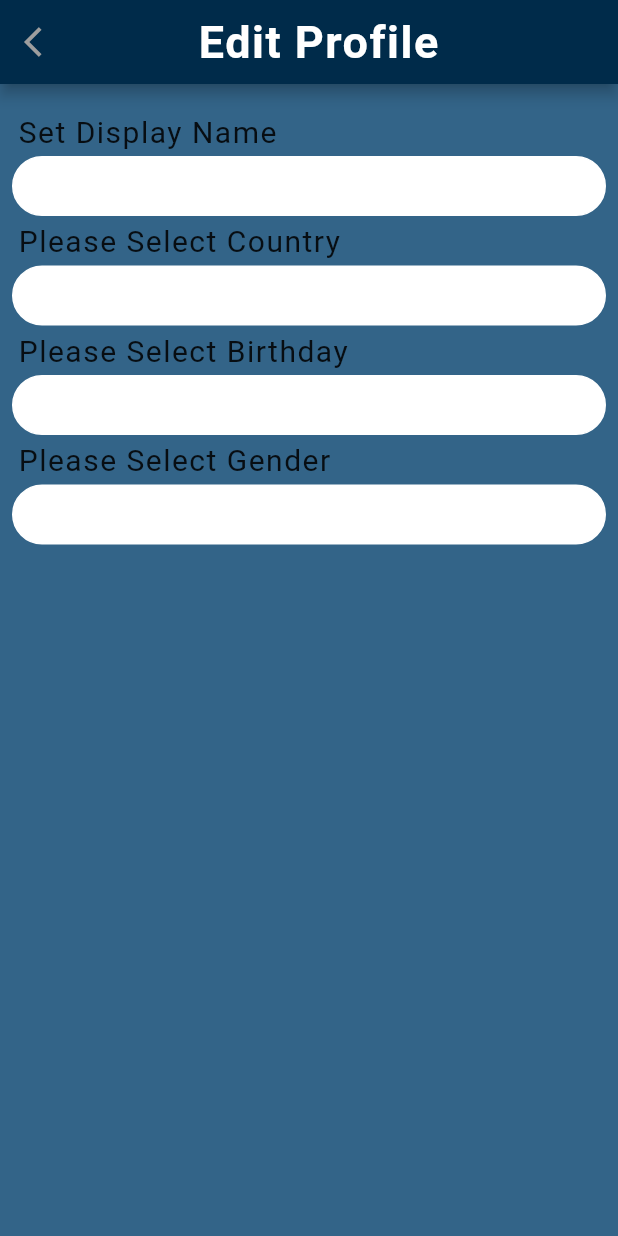
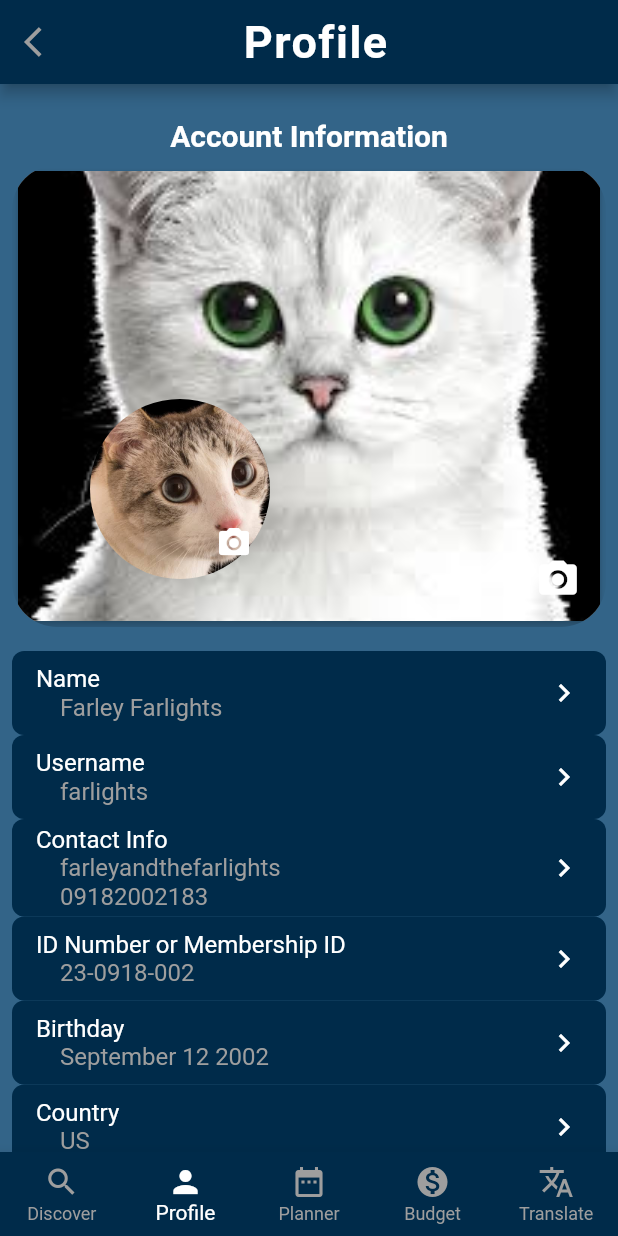
Before and after one commit to imbagalaxy1/ProfilePage, a Flutter app: the screen it shows after launch, after a tap on "Account Information", on a phone screen of 412 x 824 dp. Run offline on Flutter 3.47's test engine with Material 2 defaults, Android fonts, the phone set to English and light mode, and no system bars; our stand-ins replace font_awesome_flutter.

```diff
--- /dev/null
+++ b/lib/screens/accountinformation_screen.dart
@@ -0,0 +1,279 @@
+import 'package:flutter/material.dart';
+import 'package:profile_page/components/zoom_image_screen.dart';
+import 'package:profile_page/components/bottom_navigationbar.dart';
+import 'package:font_awesome_flutter/font_awesome_flutter.dart';
+import 'package:profile_page/components/Profile_appbar.dart';
+import 'package:profile_page/screens/edit_profile_screen.dart';
+class AccountInformationScreen extends StatefulWidget {
+  @override
+  _AccountInformationScreenState createState() =>
+      _AccountInformationScreenState();
+
+}
+
+class _AccountInformationScreenState extends State<AccountInformationScreen> {
+  bool _isCoverPhotoEditable = false;
+  bool _isProfilePictureEditable = false;
+  int _selectedIndex = 0;
+  final List<IconData> _icons = [
+    FontAwesomeIcons.idBadge,
+    FontAwesomeIcons.userGroup,
+    Icons.discount,
+  ];
+
+  @override
+  Widget build(BuildContext context) {
+    return MaterialApp(
+      home: Scaffold(
+        backgroundColor: Theme
+            .of(context)
+            .scaffoldBackgroundColor,
+        appBar: const ProfileAppBar(),
+        body: Column(
+
+          children: [
+            Text(
+              "\nAccount Information",
+              style: TextStyle(
+                fontSize: 20.0,
+                fontWeight: FontWeight.bold,
+                color: Colors.white,
+              ),
+            ),
+            Stack(
+              children: [
+                Padding(
+                  padding: const EdgeInsets.all(8.0),
+                  child: ClipRRect(
+                    borderRadius: BorderRadius.circular(30.0),
+                    child: Card(
+                      elevation: 3,
+                      color: Colors.transparent,
+                      child: GestureDetector(
+                        onTap: () {
+                          Navigator.push(
+                              context,
+                              MaterialPageRoute(
+                                builder: (context) =>
+                                    ZoomedImageScreen(
+                                      imageAsset: "assets/images/cat_image.jpeg",
+                                      heroTag: "cover_image",),
+                              ));
+                        },
+                        child: Hero(
+                          tag: 'cover_image',
+                          child: Container(
+
+                            height: 300,
+                            width: double.infinity,
+                            color: Colors.grey,
+                            child: Center(
+                              child: Image.asset(
+                                "assets/images/cat_image.jpeg",
+                                height: 300.0,
+                                width: double.infinity,
+                                fit: BoxFit.cover,
+                              ),
+                            ),
+                          ),
+
+                        ),
+                      ),
+                    ),
+                  ),
+                ),
+                Positioned(
+                  bottom: 40.0,
+                  left: 60.0,
+
+                  child: GestureDetector(
+                    onTap: () {
+                      Navigator.push(
+                          context,
+                          MaterialPageRoute(
+                            builder: (context) =>
+                                ZoomedImageScreen(
+                                    imageAsset: "assets/images/cat_profile.jpeg",
+                                    heroTag: "profile_image")
+                            ,
+                          ),);
+
+                    },
+
+                    child: SizedBox(
+                      child: Hero(
+
+                        tag: "profile_image",
+                        child: Stack(
+                            children: [
+                        ClipRRect(
+                        borderRadius: BorderRadius.circular(150.0),
+                        child: Image.asset(
+                          "assets/images/cat_profile.jpeg",
+                          height: 120.0,
+                          width: 120.0,
+                          fit: BoxFit.cover,
+                        ),
+                      ),
+                              Positioned(
+                                bottom: 0.0,
+                                right: 0.0,
+                                child: IconButton(
+                                  icon: Icon(
+                                    Icons.camera_alt,
+                                    color: Colors.white,
+                                    size: 24.0,
+                                  ),
+                                  onPressed: () {
+                                    // Add your camera icon functionality here
+                                  },
+                                ),
+                              ),
+                            ],
+                        ),
+                      ),
+                      ),
+                    ),
+                  ),
+
+                Positioned(
+                  bottom: 16.0,
+                  right: 16.0,
+                  child: IconButton(
+                    icon: Icon(
+                      Icons.camera_alt,
+                      color: Colors.white,
+                      size: 30.0,
+                    ),
+                    onPressed: () {
+                      // Add your camera icon functionality here
+                    },
+                  ),
+                ),
+              ],
+            ),
+            Padding(
+              padding: const EdgeInsets.all(8.0),
+              child: Column(
+                crossAxisAlignment: CrossAxisAlignment.stretch,
+                children: [
+
+                  CustomListTile(
+                    title: 'Name',
+                    fieldValue: 'Farley Farlights', // Replace with your actual database record
+                    onTap: () {
+                      Navigator.push(
+                        context,
+                        MaterialPageRoute(builder: (context) => EditProfileScreen()),
+                      );
+                    },
+                  ),
+                  CustomListTile(
+                    title: 'Username',
+                    fieldValue: 'farlights', // Replace with your actual database record
+                    onTap: () {
+                      Navigator.push(
+                        context,
+                        MaterialPageRoute(builder: (context) => EditProfileScreen()),
+                      );
+                    },
+                  ),
+                  CustomListTile(
+                    title: 'Contact Info',
+                    fieldValue: 'farleyandthefarlights\n09182002183', // Replace with your actual database record
+                    onTap: () {
+                      Navigator.push(
+                        context,
+                        MaterialPageRoute(builder: (context) => EditProfileScreen()),
+                      );
+                    },
+                  ),
+                  CustomListTile(
+                    title: 'ID Number or Membership ID',
+                    fieldValue: '23-0918-002', // Replace with your actual database record
+                    onTap: () {
+                      Navigator.push(
+                        context,
+                        MaterialPageRoute(builder: (context) => EditProfileScreen()),
+                      );
+                    },
+                  ),
+                  CustomListTile(
+                    title: 'Birthday',
+                    fieldValue: 'September 12 2002', // Replace with your actual database record
+                    onTap: () {
+                      Navigator.push(
+                        context,
+                        MaterialPageRoute(builder: (context) => EditProfileScreen()),
+                      );
+                    },
+                  ),
+                  CustomListTile(
+                    title: 'Country',
+                    fieldValue: 'US', // Replace with your actual database record
+                    onTap: () {
+                      Navigator.push(
+                        context,
+                        MaterialPageRoute(builder: (context) => EditProfileScreen()),
+                      );
+                    },
+                  ),
+                ],
+              ),
+            ),
+          ],
+        ),
+
+
+        bottomNavigationBar: TravelinkBottomNavigationBar(
+            currentIndex: _selectedIndex = 1),
+      ),
+    );
+  }
+}
+
+class CustomListTile extends StatelessWidget {
+  final String title;
+  final String fieldValue; // Add this field for the database record
+  final VoidCallback onTap;
+
+  const CustomListTile({
+    required this.title,
+    required this.fieldValue,
+    required this.onTap,
+  });
+
+  @override
+  Widget build(BuildContext context) {
+    return Container(
+      decoration: BoxDecoration(
+        color: const Color(0xFF002b4a),
+        borderRadius: BorderRadius.circular(8.0),
+      ),
+      child: ListTile(
+        title: Column(
+          crossAxisAlignment: CrossAxisAlignment.start,
+          children: [
+            Text(
+              title,
+              style: TextStyle(
+                color: Colors.white,
+              ),
+            ),
+            Padding(
+              padding: const EdgeInsets.only(left: 16.0), // Add left padding
+              child: Text(
+                fieldValue,
+                style: TextStyle(
+                  color: Colors.grey, // Set the font color to gray
+                ),
+              ),
+            ),
+          ],
+        ),
+        trailing: Icon(Icons.chevron_right, color: Colors.white),
+        onTap: onTap,
+      ),
+    );
+  }
+}
--- a/lib/screens/profilepage_screen.dart
+++ b/lib/screens/profilepage_screen.dart
@@ -6,6 +6,9 @@ import 'package:profile_page/screens/health_records_screen.dart';
 import 'package:profile_page/screens/language_screen.dart';
 import 'package:profile_page/screens/sample_screen.dart';
 import 'package:profile_page/components/zoom_image_screen.dart';
+import 'package:profile_page/screens/passwordsecurity_screen.dart';
+import 'package:profile_page/screens/travelhistory_screen.dart';
+import 'package:profile_page/screens/accountinformation_screen.dart';
 
 class ProfilepageScreen extends StatefulWidget {
   const ProfilepageScreen({super.key});
@@ -350,13 +353,13 @@ void _handleItemClick(BuildContext context, String title) {
     case "Account Information":
       Navigator.push(
         context,
-        MaterialPageRoute(builder: (context) => EditProfileScreen()),
+        MaterialPageRoute(builder: (context) => AccountInformationScreen()),
       );
       break;
     case "Password & Security":
       Navigator.push(
         context,
-        MaterialPageRoute(builder: (context) => SampleScreen()),
+        MaterialPageRoute(builder: (context) => SecurityScreen()),
       );
       break;
     case "Health Records":
@@ -368,7 +371,7 @@ void _handleItemClick(BuildContext context, String title) {
     case "Travel History":
       Navigator.push(
         context,
-        MaterialPageRoute(builder: (context) => const SampleScreen()),
+        MaterialPageRoute(builder: (context) => TravelHistoryScreen()),
       );
       break;
     case "Language":
```
Also changed, not shown: lib/screens/passwordsecurity_screen.dart (added, +192 -0 lines), lib/screens/travelhistory_screen.dart (added, +124 -0 lines).
